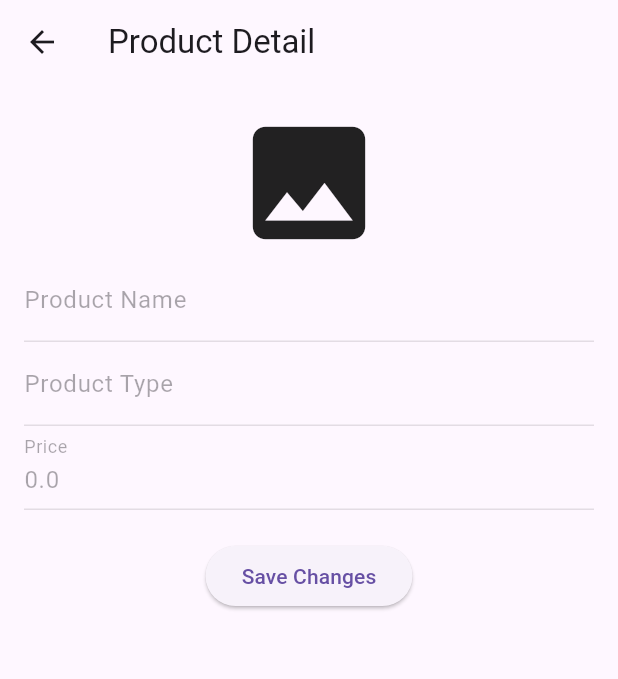
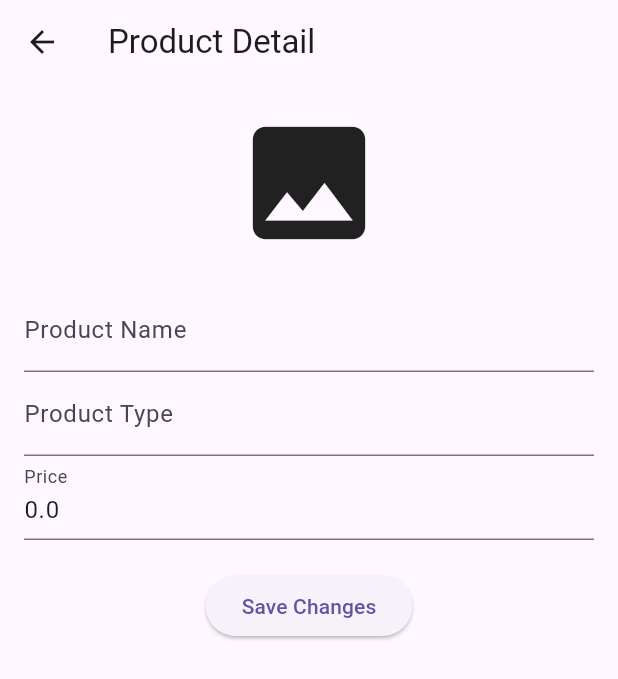
Before and after one commit to letangphuquy/product_management, a Flutter app: the ProductDetailScreen screen opened directly with empty values, on a phone screen of 412 x 824 dp. Shown: the top 679 px of the screen. Run offline on Flutter 3.47's test engine with Material 3 defaults, Android fonts, the phone set to English and light mode, and no system bars; our stand-ins replace cloud_firestore, firebase_auth, firebase_core, image_picker; accounts and stored records are empty.

Commit message:
Product: Edit and save

```diff
--- a/lib/screens/product_detail_screen.dart
+++ b/lib/screens/product_detail_screen.dart
@@ -1,44 +1,95 @@
 // screens/product_detail_screen.dart
 import 'package:flutter/material.dart';
 import '../models/product_model.dart';
+import '../services/firestore_service.dart';
 
-class ProductDetailScreen extends StatelessWidget {
+class ProductDetailScreen extends StatefulWidget {
   final Product product;
 
-  const ProductDetailScreen({Key? key, required this.product}) : super(key: key);
+  const ProductDetailScreen({Key? key, required this.product})
+      : super(key: key);
+
+  @override
+  _ProductDetailScreenState createState() => _ProductDetailScreenState();
+}
+
+class _ProductDetailScreenState extends State<ProductDetailScreen> {
+  late TextEditingController _nameController;
+  late TextEditingController _typeController;
+  late TextEditingController _priceController;
+
+  final FirestoreService _firestoreService = FirestoreService();
+
+  @override
+  void initState() {
+    super.initState();
+    // Initialize controllers with existing product data
+    _nameController = TextEditingController(text: widget.product.name);
+    _typeController = TextEditingController(text: widget.product.type);
+    _priceController =
+        TextEditingController(text: widget.product.price.toString());
+  }
+
+  @override
+  void dispose() {
+    _nameController.dispose();
+    _typeController.dispose();
+    _priceController.dispose();
+    super.dispose();
+  }
+
+  Future<void> _saveChanges() async {
+    // Create an updated product, keeping the same id and imageUrl
+    final updatedProduct = Product(
+      id: widget.product.id,
+      name: _nameController.text,
+      type: _typeController.text,
+      price: double.tryParse(_priceController.text) ?? 0.0,
+      imageUrl: widget.product.imageUrl,
+    );
+
+    try {
+      await _firestoreService.updateProduct(updatedProduct);
+      ScaffoldMessenger.of(context).showSnackBar(
+        const SnackBar(content: Text('Product updated successfully')),
+      );
+      Navigator.pop(context); // Return to previous screen
+    } catch (e) {
+      ScaffoldMessenger.of(context).showSnackBar(
+        SnackBar(content: Text('Error updating product: $e')),
+      );
+    }
+  }
 
   @override
   Widget build(BuildContext context) {
     return Scaffold(
       appBar: AppBar(title: const Text('Product Detail')),
-      body: Padding(
+      body: SingleChildScrollView(
         padding: const EdgeInsets.all(16.0),
         child: Column(
           children: [
-            // Displaying the product's image if available
-            product.imageUrl.isNotEmpty
-                ? Image.network(product.imageUrl, height: 150, fit: BoxFit.cover)
+            widget.product.imageUrl.isNotEmpty
+                ? Image.network(widget.product.imageUrl,
+                    height: 150, fit: BoxFit.cover)
                 : const Icon(Icons.image, size: 100),
+            const SizedBox(height: 20),
             TextField(
-              controller: TextEditingController(text: product.name),
+              controller: _nameController,
               decoration: const InputDecoration(labelText: 'Product Name'),
-              enabled: false, // Making it non-editable for now
             ),
             TextField(
-              controller: TextEditingController(text: product.type),
+              controller: _typeController,
               decoration: const InputDecoration(labelText: 'Product Type'),
-              enabled: false, // Making it non-editable for now
             ),
             TextField(
-              controller: TextEditingController(text: product.price.toString()),
+              controller: _priceController,
               decoration: const InputDecoration(labelText: 'Price'),
-              enabled: false, // Making it non-editable for now
+              keyboardType: TextInputType.number,
             ),
             const SizedBox(height: 20),
             ElevatedButton(
-              onPressed: () {
-                // Save any changes or navigate back
-              },
+              onPressed: _saveChanges,
               child: const Text('Save Changes'),
             ),
           ],
```
